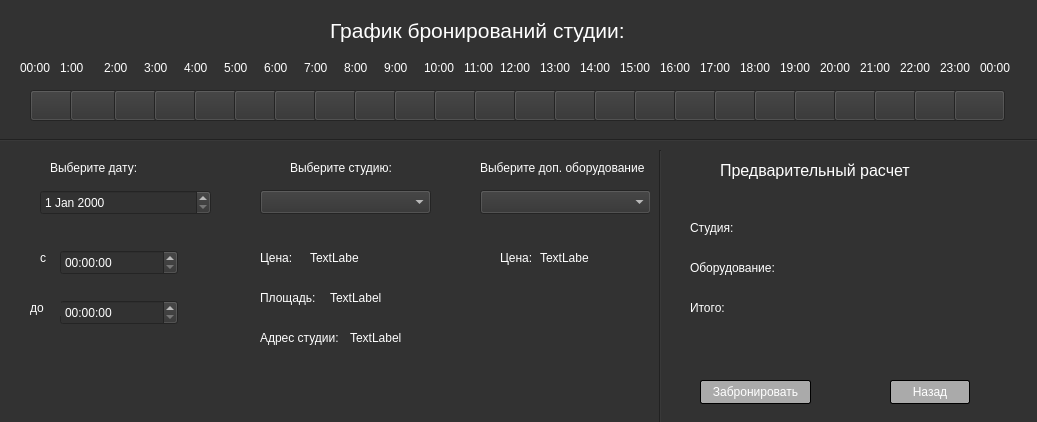
Qt form bron.ui (artik0811/ud_kursach) before a commit.
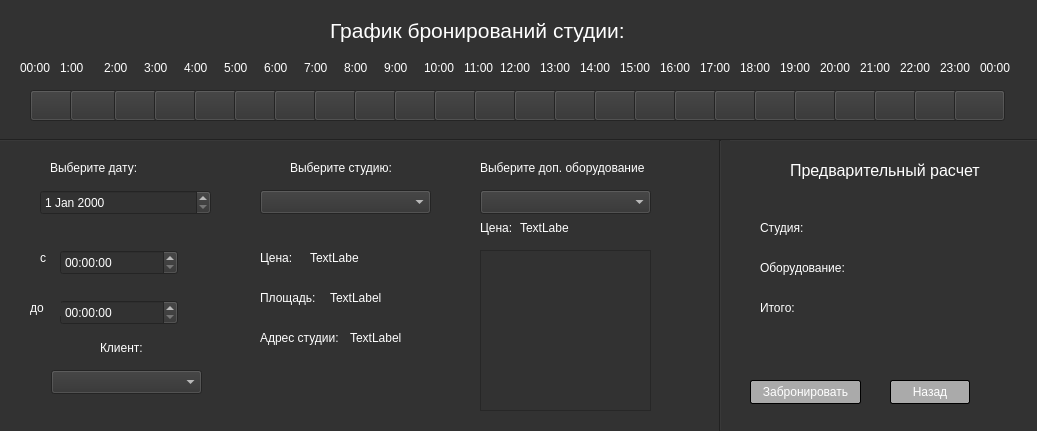
The same form after that commit.

Diff of the .ui file:
```diff
--- a/bron.ui
+++ b/bron.ui
@@ -7,11 +7,11 @@
     <x>0</x>
     <y>0</y>
     <width>1037</width>
-    <height>422</height>
+    <height>431</height>
    </rect>
   </property>
   <property name="windowTitle">
-   <string>Dialog</string>
+   <string>Бронирование</string>
   </property>
   <property name="styleSheet">
    <string notr="true">background-color: rgb(50,50,50)</string>
@@ -71,7 +71,7 @@
   <widget class="QPushButton" name="pushButton_2">
    <property name="geometry">
     <rect>
-     <x>700</x>
+     <x>750</x>
      <y>380</y>
      <width>111</width>
      <height>24</height>
@@ -978,8 +978,8 @@
   <widget class="QLabel" name="label_34">
    <property name="geometry">
     <rect>
-     <x>540</x>
-     <y>250</y>
+     <x>520</x>
+     <y>220</y>
      <width>49</width>
      <height>16</height>
     </rect>
@@ -1058,8 +1058,8 @@
   <widget class="QLabel" name="label_36">
    <property name="geometry">
     <rect>
-     <x>500</x>
-     <y>250</y>
+     <x>480</x>
+     <y>220</y>
      <width>31</width>
      <height>16</height>
     </rect>
@@ -1074,7 +1074,7 @@
   <widget class="QLabel" name="label_38">
    <property name="geometry">
     <rect>
-     <x>720</x>
+     <x>790</x>
      <y>160</y>
      <width>191</width>
      <height>21</height>
@@ -1095,7 +1095,7 @@
   <widget class="QLabel" name="sumstud_label">
    <property name="geometry">
     <rect>
-     <x>690</x>
+     <x>760</x>
      <y>220</y>
      <width>171</width>
      <height>16</height>
@@ -1111,7 +1111,7 @@
   <widget class="QLabel" name="sumobor_label">
    <property name="geometry">
     <rect>
-     <x>690</x>
+     <x>760</x>
      <y>260</y>
      <width>161</width>
      <height>16</height>
@@ -1127,7 +1127,7 @@
   <widget class="QLabel" name="sumitog_label">
    <property name="geometry">
     <rect>
-     <x>690</x>
+     <x>760</x>
      <y>300</y>
      <width>101</width>
      <height>16</height>
@@ -1143,8 +1143,8 @@
   <widget class="Line" name="line_2">
    <property name="geometry">
     <rect>
-     <x>650</x>
-     <y>150</y>
+     <x>710</x>
+     <y>140</y>
      <width>20</width>
      <height>291</height>
     </rect>
@@ -1185,6 +1185,48 @@
     <string>00:00</string>
    </property>
   </widget>
+  <widget class="QListWidget" name="listWidget">
+   <property name="geometry">
+    <rect>
+     <x>480</x>
+     <y>250</y>
+     <width>171</width>
+     <height>161</height>
+    </rect>
+   </property>
+   <property name="styleSheet">
+    <string notr="true">color:rgb(255,255,255)</string>
+   </property>
+  </widget>
+  <widget class="QComboBox" name="comboBox_3">
+   <property name="geometry">
+    <rect>
+     <x>51</x>
+     <y>370</y>
+     <width>151</width>
+     <height>24</height>
+    </rect>
+   </property>
+   <property name="styleSheet">
+    <string notr="true">color:rgb(255,255,255)</string>
+   </property>
+  </widget>
+  <widget class="QLabel" name="label_40">
+   <property name="geometry">
+    <rect>
+     <x>100</x>
+     <y>340</y>
+     <width>49</width>
+     <height>16</height>
+    </rect>
+   </property>
+   <property name="styleSheet">
+    <string notr="true">color:rgb(255,255,255)</string>
+   </property>
+   <property name="text">
+    <string>Клиент:</string>
+   </property>
+  </widget>
   <zorder>toolButton_24</zorder>
   <zorder>pushButton</zorder>
   <zorder>comboBox</zorder>
@@ -1262,6 +1304,9 @@
   <zorder>line_2</zorder>
   <zorder>label_39</zorder>
   <zorder>label_25</zorder>
+  <zorder>listWidget</zorder>
+  <zorder>comboBox_3</zorder>
+  <zorder>label_40</zorder>
  </widget>
  <resources/>
  <connections/>
```
